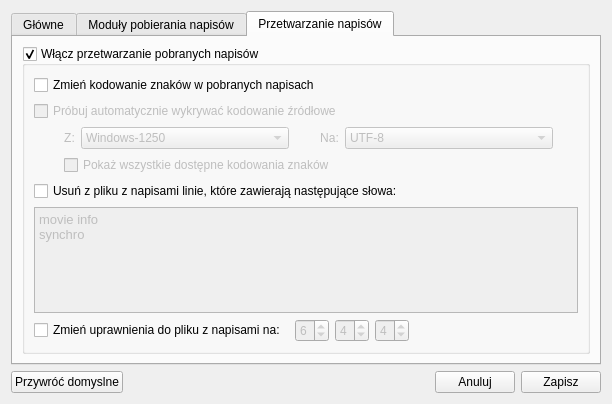
konserw/Qnapi, file forms/frmoptions.ui: the form before one commit.
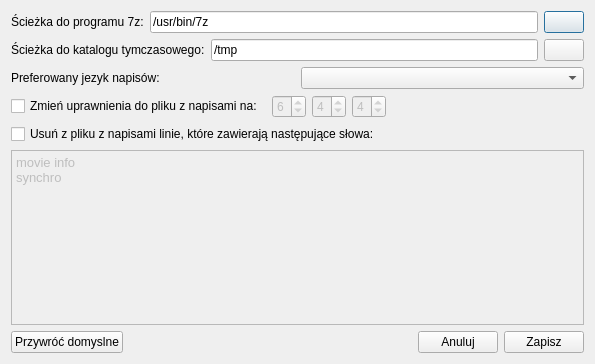
The form after the commit. The open tabs and pages were chosen to show the change. Icons and pictures are not drawn.

The edit to the form file:
```diff
--- a/forms/frmoptions.ui
+++ b/forms/frmoptions.ui
@@ -1,12 +1,12 @@
 <ui version="4.0" >
  <class>frmOptions</class>
- <widget class="QDialog" name="frmOptions" >
-  <property name="geometry" >
+ <widget class="QDialog" name="frmOptions">
+  <property name="geometry">
    <rect>
     <x>0</x>
     <y>0</y>
-    <width>601</width>
-    <height>404</height>
+    <width>595</width>
+    <height>364</height>
    </rect>
   </property>
   <property name="windowTitle" >
@@ -16,575 +16,197 @@
    <iconset resource="../res/resources.qrc" >
     <normaloff>:/icon/qnapi-48-icon.png</normaloff>:/icon/qnapi-48-icon.png</iconset>
   </property>
-  <layout class="QVBoxLayout" >
+  <layout class="QVBoxLayout" name="verticalLayout">
    <item>
-    <widget class="QTabWidget" name="tabOptions" >
-     <property name="currentIndex" >
+    <layout class="QHBoxLayout" name="horizontalLayout_2">
+     <item>
+      <widget class="QLabel" name="lb7zPath">
+       <property name="text">
+        <string>Ścieżka do programu 7z:</string>
+       </property>
+      </widget>
+     </item>
+     <item>
+      <widget class="QLineEdit" name="le7zPath">
+       <property name="text">
+        <string>/usr/bin/7z</string>
+       </property>
+       <property name="cursorPosition">
+        <number>11</number>
+       </property>
+       <property name="readOnly">
+        <bool>false</bool>
+       </property>
+      </widget>
+     </item>
+     <item>
+      <widget class="QPushButton" name="pb7zPathSelect">
+       <property name="text">
+        <string/>
+       </property>
+       <property name="icon">
+        <iconset resource="../resources.qrc">
+         <normaloff>:/ui/folder</normaloff>:/ui/folder</iconset>
+       </property>
+       <property name="iconSize">
+        <size>
+         <width>16</width>
+         <height>16</height>
+        </size>
+       </property>
+      </widget>
+     </item>
+    </layout>
+   </item>
+   <item>
+    <layout class="QHBoxLayout" name="horizontalLayout">
+     <item>
+      <widget class="QLabel" name="lbTmpPath">
+       <property name="text">
+        <string>Ścieżka do katalogu tymczasowego:</string>
+       </property>
+      </widget>
+     </item>
+     <item>
+      <widget class="QLineEdit" name="leTmpPath">
+       <property name="text">
+        <string>/tmp</string>
+       </property>
+      </widget>
+     </item>
+     <item>
+      <widget class="QPushButton" name="pbTmpPathSelect">
+       <property name="text">
+        <string/>
+       </property>
+       <property name="icon">
+        <iconset resource="../resources.qrc">
+         <normaloff>:/ui/folder</normaloff>:/ui/folder</iconset>
+       </property>
+      </widget>
+     </item>
+    </layout>
+   </item>
+   <item>
+    <layout class="QHBoxLayout" name="horizontalLayout_3">
+     <item>
+      <widget class="QLabel" name="lbLang">
+       <property name="text">
+        <string>Preferowany jezyk napisów:</string>
+       </property>
+      </widget>
+     </item>
+     <item>
+      <widget class="QComboBox" name="cbLang"/>
+     </item>
+    </layout>
+   </item>
+   <item>
+    <layout class="QHBoxLayout" name="_2">
+     <property name="topMargin">
       <number>0</number>
      </property>
-     <widget class="QWidget" name="tabGeneral" >
-      <attribute name="title" >
-       <string>Główne</string>
-      </attribute>
-      <layout class="QGridLayout" name="gridLayout" >
-       <item row="0" column="0" >
-        <widget class="QLabel" name="lb7zPath" >
-         <property name="text" >
-          <string>Ścieżka do programu 7z:</string>
-         </property>
-        </widget>
-       </item>
-       <item row="0" column="1" >
-        <widget class="QLineEdit" name="le7zPath" >
-         <property name="text" >
-          <string>/usr/bin/7z</string>
-         </property>
-         <property name="cursorPosition" >
-          <number>0</number>
-         </property>
-         <property name="readOnly" >
-          <bool>false</bool>
-         </property>
-        </widget>
-       </item>
-       <item row="0" column="2" >
-        <widget class="QPushButton" name="pb7zPathSelect" >
-         <property name="text" >
-          <string/>
-         </property>
-         <property name="icon" >
-          <iconset resource="../res/resources.qrc" >
-           <normaloff>:/ui/folder.png</normaloff>:/ui/folder.png</iconset>
-         </property>
-        </widget>
-       </item>
-       <item row="1" column="0" >
-        <widget class="QLabel" name="lbTmpPath" >
-         <property name="text" >
-          <string>Ścieżka do katalogu tymczasowego:</string>
-         </property>
-        </widget>
-       </item>
-       <item row="1" column="1" >
-        <widget class="QLineEdit" name="leTmpPath" >
-         <property name="text" >
-          <string>/tmp</string>
-         </property>
-        </widget>
-       </item>
-       <item row="1" column="2" >
-        <widget class="QPushButton" name="pbTmpPathSelect" >
-         <property name="text" >
-          <string/>
-         </property>
-         <property name="icon" >
-          <iconset resource="../res/resources.qrc" >
-           <normaloff>:/ui/folder.png</normaloff>:/ui/folder.png</iconset>
-         </property>
-        </widget>
-       </item>
-       <item row="2" column="0" >
-        <widget class="QLabel" name="lbLang" >
-         <property name="text" >
-          <string>Preferowany jezyk napisów:</string>
-         </property>
-        </widget>
-       </item>
-       <item row="2" column="1" colspan="2" >
-        <widget class="QComboBox" name="cbLang" />
-       </item>
-       <item row="3" column="0" colspan="3" >
-        <widget class="QCheckBox" name="cbNoBackup" >
-         <property name="text" >
-          <string>Nie twórz kopii istniejących napisów. Nadpisuj je bez pytania.</string>
-         </property>
-        </widget>
-       </item>
-       <item row="4" column="0" colspan="3" >
-        <widget class="QCheckBox" name="cbUseBrushedMetal" >
-         <property name="text" >
-          <string>Używaj stylu BrushedMetal (Mac OS X)</string>
-         </property>
-         <property name="checked" >
-          <bool>true</bool>
-         </property>
-        </widget>
-       </item>
-       <item row="5" column="0" colspan="3" >
-        <spacer name="verticalSpacer" >
-         <property name="orientation" >
-          <enum>Qt::Vertical</enum>
-         </property>
-         <property name="sizeHint" stdset="0" >
-          <size>
-           <width>568</width>
-           <height>172</height>
-          </size>
-         </property>
-        </spacer>
-       </item>
-      </layout>
-     </widget>
-     <widget class="QWidget" name="tabDownloadEngines" >
-      <attribute name="title" >
-       <string>Moduły pobierania napisów</string>
-      </attribute>
-      <layout class="QGridLayout" name="gridLayout_2" >
-       <item row="0" column="0" >
-        <widget class="QLabel" name="lbAvailableEngines" >
-         <property name="text" >
-          <string>Dostępne moduły pobierania napisów:</string>
-         </property>
-        </widget>
-       </item>
-       <item row="10" column="0" >
-        <widget class="QLabel" name="lbDownloadPolicy" >
-         <property name="sizePolicy" >
-          <sizepolicy vsizetype="Maximum" hsizetype="Preferred" >
-           <horstretch>0</horstretch>
-           <verstretch>0</verstretch>
-          </sizepolicy>
-         </property>
-         <property name="text" >
-          <string>Polityka pobierania napisów:</string>
-         </property>
-        </widget>
-       </item>
-       <item row="11" column="0" colspan="2" >
-        <widget class="QComboBox" name="cbDownloadPolicy" >
-         <property name="currentIndex" >
-          <number>1</number>
-         </property>
-         <property name="maxCount" >
-          <number>3</number>
-         </property>
-         <item>
-          <property name="text" >
-           <string>Zawsze pokazuj listę dostępnych napisów</string>
-          </property>
-         </item>
-         <item>
-          <property name="text" >
-           <string>Pokazuj listę dostępnych napisów tylko wtedy, gdy potrzeba</string>
-          </property>
-         </item>
-         <item>
-          <property name="text" >
-           <string>Zawsze pobieraj pierwsze pasujące napisy i nigdy nie pokazuj listy</string>
-          </property>
-         </item>
-        </widget>
-       </item>
-       <item rowspan="7" row="1" column="0" >
-        <widget class="QTableWidget" name="twEngines" >
-         <property name="editTriggers" >
-          <set>QAbstractItemView::NoEditTriggers</set>
-         </property>
-         <property name="dragDropMode" >
-          <enum>QAbstractItemView::NoDragDrop</enum>
-         </property>
-         <property name="selectionMode" >
-          <enum>QAbstractItemView::SingleSelection</enum>
-         </property>
-         <property name="selectionBehavior" >
-          <enum>QAbstractItemView::SelectRows</enum>
-         </property>
-         <property name="verticalScrollMode" >
-          <enum>QAbstractItemView::ScrollPerPixel</enum>
-         </property>
-         <property name="horizontalScrollMode" >
-          <enum>QAbstractItemView::ScrollPerPixel</enum>
-         </property>
-        </widget>
-       </item>
-       <item row="1" column="1" >
-        <widget class="QPushButton" name="pbMoveUp" >
-         <property name="enabled" >
-          <bool>false</bool>
-         </property>
-         <property name="text" >
-          <string>Przesuń w górę</string>
-         </property>
-         <property name="icon" >
-          <iconset resource="../res/resources.qrc" >
-           <normaloff>:/ui/arrow_up.png</normaloff>:/ui/arrow_up.png</iconset>
-         </property>
-        </widget>
-       </item>
-       <item row="9" column="0" colspan="2" >
-        <widget class="QComboBox" name="cbSearchPolicy" >
-         <item>
-          <property name="text" >
-           <string>Wyszukaj wszystkie dostępne napisy (wolniej)</string>
-          </property>
-         </item>
-         <item>
-          <property name="text" >
-           <string>Przerwij wyszukiwanie po znalezieniu pasujących napisów (szybciej)</string>
-          </property>
-         </item>
-        </widget>
-       </item>
-       <item row="8" column="0" colspan="2" >
-        <widget class="QLabel" name="lbSearchPolicy" >
-         <property name="text" >
-          <string>Wyszukiwanie napisów:</string>
-         </property>
-        </widget>
-       </item>
-       <item row="2" column="1" >
-        <widget class="QPushButton" name="pbMoveDown" >
-         <property name="enabled" >
-          <bool>false</bool>
-         </property>
-         <property name="text" >
-          <string>Przesuń w dół</string>
-         </property>
-         <property name="icon" >
-          <iconset resource="../res/resources.qrc" >
-           <normaloff>:/ui/arrow_down.png</normaloff>:/ui/arrow_down.png</iconset>
-         </property>
-        </widget>
-       </item>
-       <item row="4" column="1" >
-        <widget class="QPushButton" name="pbEngineInfo" >
-         <property name="enabled" >
-          <bool>false</bool>
-         </property>
-         <property name="text" >
-          <string>Informacje</string>
-         </property>
-         <property name="icon" >
-          <iconset resource="../res/resources.qrc" >
-           <normaloff>:/ui/information.png</normaloff>:/ui/information.png</iconset>
-         </property>
-        </widget>
-       </item>
-       <item row="3" column="1" >
-        <widget class="QPushButton" name="pbEngineConf" >
-         <property name="enabled" >
-          <bool>false</bool>
-         </property>
-         <property name="text" >
-          <string>Konfiguruj</string>
-         </property>
-         <property name="icon" >
-          <iconset resource="../res/resources.qrc" >
-           <normaloff>:/ui/wrench.png</normaloff>:/ui/wrench.png</iconset>
-         </property>
-        </widget>
-       </item>
-      </layout>
-     </widget>
-     <widget class="QWidget" name="tabPostProcessing" >
-      <attribute name="title" >
-       <string>Przetwarzanie napisów</string>
-      </attribute>
-      <layout class="QVBoxLayout" >
-       <item>
-        <widget class="QGroupBox" name="gbPpEnable" >
-         <property name="title" >
-          <string>Włącz przetwarzanie pobranych napisów</string>
-         </property>
-         <property name="checkable" >
-          <bool>true</bool>
-         </property>
-         <property name="checked" >
-          <bool>true</bool>
-         </property>
-         <layout class="QVBoxLayout" >
-          <item>
-           <widget class="QCheckBox" name="cbChangeEncoding" >
-            <property name="text" >
-             <string>Zmień kodowanie znaków w pobranych napisach</string>
-            </property>
-           </widget>
-          </item>
-          <item>
-           <widget class="QCheckBox" name="cbAutoDetectEncoding" >
-            <property name="enabled" >
-             <bool>false</bool>
-            </property>
-            <property name="text" >
-             <string>Próbuj automatycznie wykrywać kodowanie źródłowe</string>
-            </property>
-            <property name="checked" >
-             <bool>false</bool>
-            </property>
-           </widget>
-          </item>
-          <item>
-           <layout class="QHBoxLayout" >
-            <item>
-             <spacer>
-              <property name="orientation" >
-               <enum>Qt::Horizontal</enum>
-              </property>
-              <property name="sizeType" >
-               <enum>QSizePolicy::Fixed</enum>
-              </property>
-              <property name="sizeHint" stdset="0" >
-               <size>
-                <width>30</width>
-                <height>20</height>
-               </size>
-              </property>
-             </spacer>
-            </item>
-            <item>
-             <widget class="QLabel" name="lbConvertFrom" >
-              <property name="enabled" >
-               <bool>false</bool>
-              </property>
-              <property name="sizePolicy" >
-               <sizepolicy vsizetype="Preferred" hsizetype="Minimum" >
-                <horstretch>0</horstretch>
-                <verstretch>0</verstretch>
-               </sizepolicy>
-              </property>
-              <property name="text" >
-               <string>Z:</string>
-              </property>
-              <property name="alignment" >
-               <set>Qt::AlignCenter</set>
-              </property>
-             </widget>
-            </item>
-            <item>
-             <widget class="QComboBox" name="cbEncFrom" >
-              <property name="enabled" >
-               <bool>false</bool>
-              </property>
-              <property name="sizePolicy" >
-               <sizepolicy vsizetype="Fixed" hsizetype="MinimumExpanding" >
-                <horstretch>0</horstretch>
-                <verstretch>0</verstretch>
-               </sizepolicy>
-              </property>
-              <item>
-               <property name="text" >
-                <string>Windows-1250</string>
-               </property>
-              </item>
-             </widget>
-            </item>
-            <item>
-             <spacer>
-              <property name="orientation" >
-               <enum>Qt::Horizontal</enum>
-              </property>
-              <property name="sizeType" >
-               <enum>QSizePolicy::Fixed</enum>
-              </property>
-              <property name="sizeHint" stdset="0" >
-               <size>
-                <width>25</width>
-                <height>20</height>
-               </size>
-              </property>
-             </spacer>
-            </item>
-            <item>
-             <widget class="QLabel" name="lbConvert" >
-              <property name="enabled" >
-               <bool>false</bool>
-              </property>
-              <property name="sizePolicy" >
-               <sizepolicy vsizetype="Preferred" hsizetype="Minimum" >
-                <horstretch>0</horstretch>
-                <verstretch>0</verstretch>
-               </sizepolicy>
-              </property>
-              <property name="text" >
-               <string>Na:</string>
-              </property>
-              <property name="alignment" >
-               <set>Qt::AlignCenter</set>
-              </property>
-             </widget>
-            </item>
-            <item>
-             <widget class="QComboBox" name="cbEncTo" >
-              <property name="enabled" >
-               <bool>false</bool>
-              </property>
-              <property name="sizePolicy" >
-               <sizepolicy vsizetype="Fixed" hsizetype="MinimumExpanding" >
-                <horstretch>0</horstretch>
-                <verstretch>0</verstretch>
-               </sizepolicy>
-              </property>
-              <item>
-               <property name="text" >
-                <string>UTF-8</string>
-               </property>
-              </item>
-             </widget>
-            </item>
-            <item>
-             <spacer>
-              <property name="orientation" >
-               <enum>Qt::Horizontal</enum>
-              </property>
-              <property name="sizeType" >
-               <enum>QSizePolicy::Fixed</enum>
-              </property>
-              <property name="sizeHint" stdset="0" >
-               <size>
-                <width>25</width>
-                <height>20</height>
-               </size>
-              </property>
-             </spacer>
-            </item>
-           </layout>
-          </item>
-          <item>
-           <layout class="QHBoxLayout" name="horizontalLayout" >
-            <property name="topMargin" >
-             <number>0</number>
-            </property>
-            <item>
-             <spacer name="horizontalSpacer" >
-              <property name="orientation" >
-               <enum>Qt::Horizontal</enum>
-              </property>
-              <property name="sizeType" >
-               <enum>QSizePolicy::Fixed</enum>
-              </property>
-              <property name="sizeHint" stdset="0" >
-               <size>
-                <width>30</width>
-                <height>20</height>
-               </size>
-              </property>
-             </spacer>
-            </item>
-            <item>
-             <widget class="QCheckBox" name="cbShowAllEncodings" >
-              <property name="enabled" >
-               <bool>false</bool>
-              </property>
-              <property name="text" >
-               <string>Pokaż wszystkie dostępne kodowania znaków</string>
-              </property>
-             </widget>
-            </item>
-           </layout>
-          </item>
-          <item>
-           <widget class="QCheckBox" name="cbRemoveLines" >
-            <property name="text" >
-             <string>Usuń z pliku z napisami linie, które zawierają następujące słowa:</string>
-            </property>
-           </widget>
-          </item>
-          <item>
-           <widget class="QTextEdit" name="teRemoveWords" >
-            <property name="enabled" >
-             <bool>false</bool>
-            </property>
-            <property name="html" >
-             <string>&lt;!DOCTYPE HTML PUBLIC "-//W3C//DTD HTML 4.0//EN" "http://www.w3.org/TR/REC-html40/strict.dtd">
-&lt;html>&lt;head>&lt;meta name="qrichtext" content="1" />&lt;style type="text/css">
+     <item>
+      <widget class="QCheckBox" name="cbChangePermissions">
+       <property name="text">
+        <string>Zmień uprawnienia do pliku z napisami na: </string>
+       </property>
+      </widget>
+     </item>
+     <item>
+      <widget class="QSpinBox" name="sbUPerm">
+       <property name="enabled">
+        <bool>false</bool>
+       </property>
+       <property name="maximum">
+        <number>7</number>
+       </property>
+       <property name="value">
+        <number>6</number>
+       </property>
+      </widget>
+     </item>
+     <item>
+      <widget class="QSpinBox" name="sbGPerm">
+       <property name="enabled">
+        <bool>false</bool>
+       </property>
+       <property name="maximum">
+        <number>7</number>
+       </property>
+       <property name="value">
+        <number>4</number>
+       </property>
+      </widget>
+     </item>
+     <item>
+      <widget class="QSpinBox" name="sbOPerm">
+       <property name="enabled">
+        <bool>false</bool>
+       </property>
+       <property name="maximum">
+        <number>7</number>
+       </property>
+       <property name="value">
+        <number>4</number>
+       </property>
+      </widget>
+     </item>
+     <item>
+      <spacer>
+       <property name="orientation">
+        <enum>Qt::Horizontal</enum>
+       </property>
+       <property name="sizeHint" stdset="0">
+        <size>
+         <width>130</width>
+         <height>20</height>
+        </size>
+       </property>
+      </spacer>
+     </item>
+    </layout>
+   </item>
+   <item>
+    <widget class="QCheckBox" name="cbRemoveLines">
+     <property name="text">
+      <string>Usuń z pliku z napisami linie, które zawierają następujące słowa:</string>
+     </property>
+    </widget>
+   </item>
+   <item>
+    <widget class="QTextEdit" name="teRemoveWords">
+     <property name="enabled">
+      <bool>false</bool>
+     </property>
+     <property name="html">
+      <string>&lt;!DOCTYPE HTML PUBLIC &quot;-//W3C//DTD HTML 4.0//EN&quot; &quot;http://www.w3.org/TR/REC-html40/strict.dtd&quot;&gt;
+&lt;html&gt;&lt;head&gt;&lt;meta name=&quot;qrichtext&quot; content=&quot;1&quot; /&gt;&lt;style type=&quot;text/css&quot;&gt;
 p, li { white-space: pre-wrap; }
-&lt;/style>&lt;/head>&lt;body style=" font-family:'Sans Serif'; font-size:10pt; font-weight:400; font-style:normal;">
-&lt;p style=" margin-top:0px; margin-bottom:0px; margin-left:0px; margin-right:0px; -qt-block-indent:0; text-indent:0px; font-family:'DejaVu Sans';">movie info&lt;/p>
-&lt;p style=" margin-top:0px; margin-bottom:0px; margin-left:0px; margin-right:0px; -qt-block-indent:0; text-indent:0px; -qt-user-state:0; font-family:'DejaVu Sans';">synchro&lt;/p>&lt;/body>&lt;/html></string>
-            </property>
-            <property name="acceptRichText" >
-             <bool>false</bool>
-            </property>
-           </widget>
-          </item>
-          <item>
-           <layout class="QHBoxLayout" >
-            <property name="topMargin" >
-             <number>0</number>
-            </property>
-            <item>
-             <widget class="QCheckBox" name="cbChangePermissions" >
-              <property name="text" >
-               <string>Zmień uprawnienia do pliku z napisami na: </string>
-              </property>
-             </widget>
-            </item>
-            <item>
-             <widget class="QSpinBox" name="sbUPerm" >
-              <property name="enabled" >
-               <bool>false</bool>
-              </property>
-              <property name="maximum" >
-               <number>7</number>
-              </property>
-              <property name="value" >
-               <number>6</number>
-              </property>
-             </widget>
-            </item>
-            <item>
-             <widget class="QSpinBox" name="sbGPerm" >
-              <property name="enabled" >
-               <bool>false</bool>
-              </property>
-              <property name="maximum" >
-               <number>7</number>
-              </property>
-              <property name="value" >
-               <number>4</number>
-              </property>
-             </widget>
-            </item>
-            <item>
-             <widget class="QSpinBox" name="sbOPerm" >
-              <property name="enabled" >
-               <bool>false</bool>
-              </property>
-              <property name="maximum" >
-               <number>7</number>
-              </property>
-              <property name="value" >
-               <number>4</number>
-              </property>
-             </widget>
-            </item>
-            <item>
-             <spacer>
-              <property name="orientation" >
-               <enum>Qt::Horizontal</enum>
-              </property>
-              <property name="sizeHint" stdset="0" >
-               <size>
-                <width>130</width>
-                <height>20</height>
-               </size>
-              </property>
-             </spacer>
-            </item>
-           </layout>
-          </item>
-         </layout>
-        </widget>
-       </item>
-      </layout>
-     </widget>
+&lt;/style&gt;&lt;/head&gt;&lt;body style=&quot; font-family:'Sans'; font-size:10pt; font-weight:400; font-style:normal;&quot;&gt;
+&lt;p style=&quot; margin-top:0px; margin-bottom:0px; margin-left:0px; margin-right:0px; -qt-block-indent:0; text-indent:0px;&quot;&gt;&lt;span style=&quot; font-family:'DejaVu Sans';&quot;&gt;movie info&lt;/span&gt;&lt;/p&gt;
+&lt;p style=&quot; margin-top:0px; margin-bottom:0px; margin-left:0px; margin-right:0px; -qt-block-indent:0; text-indent:0px; -qt-user-state:0;&quot;&gt;&lt;span style=&quot; font-family:'DejaVu Sans';&quot;&gt;synchro&lt;/span&gt;&lt;/p&gt;&lt;/body&gt;&lt;/html&gt;</string>
+     </property>
+     <property name="acceptRichText">
+      <bool>false</bool>
+     </property>
     </widget>
    </item>
    <item>
-    <layout class="QHBoxLayout" >
+    <layout class="QHBoxLayout">
      <item>
-      <widget class="QPushButton" name="pbRestoreDefaults" >
-       <property name="text" >
+      <widget class="QPushButton" name="pbRestoreDefaults">
+       <property name="text">
         <string>Przywróć domyslne</string>
        </property>
       </widget>
      </item>
      <item>
       <spacer>
-       <property name="orientation" >
+       <property name="orientation">
         <enum>Qt::Horizontal</enum>
        </property>
-       <property name="sizeHint" stdset="0" >
+       <property name="sizeHint" stdset="0">
         <size>
          <width>40</width>
          <height>20</height>
@@ -593,15 +215,15 @@
       </spacer>
      </item>
      <item>
-      <widget class="QPushButton" name="pbCancel" >
-       <property name="text" >
+      <widget class="QPushButton" name="pbCancel">
+       <property name="text">
         <string>Anuluj</string>
        </property>
       </widget>
      </item>
      <item>
-      <widget class="QPushButton" name="pbSave" >
-       <property name="text" >
+      <widget class="QPushButton" name="pbSave">
+       <property name="text">
         <string>Zapisz</string>
        </property>
       </widget>
```
Left out of the diff: 98 changed lines with no effect on the pictures.
